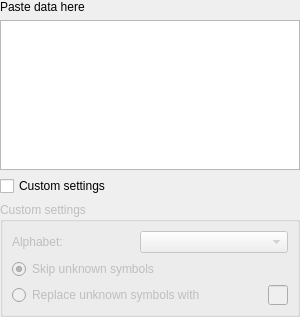
Above: src/corelibs/U2Gui/src/util/ui/SeqPasterWidget.ui from violethaze74/ugene before the change. Below: the same form after it.
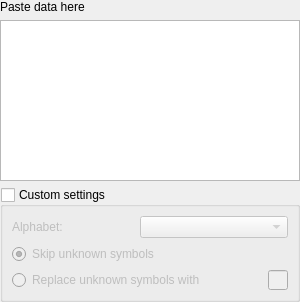
That is the form after the change.

```diff
--- a/src/corelibs/U2Gui/src/util/ui/SeqPasterWidget.ui
+++ b/src/corelibs/U2Gui/src/util/ui/SeqPasterWidget.ui
@@ -37,21 +37,23 @@
      </property>
     </widget>
    </item>
-   <item>
-    <widget class="QCheckBox" name="useCustomSettingsBox">
-     <property name="text">
-      <string>Custom settings</string>
-     </property>
-    </widget>
-   </item>
    <item>
     <widget class="QGroupBox" name="groupBox">
      <property name="enabled">
-      <bool>false</bool>
+      <bool>true</bool>
      </property>
      <property name="title">
       <string>Custom settings</string>
      </property>
+     <property name="flat">
+      <bool>false</bool>
+     </property>
+     <property name="checkable">
+      <bool>true</bool>
+     </property>
+     <property name="checked">
+      <bool>false</bool>
+     </property>
      <layout class="QGridLayout" name="gridLayout">
       <item row="0" column="0">
        <widget class="QLabel" name="label_2">
```
Left out of the diff: 16 changed lines with no effect on the pictures.
